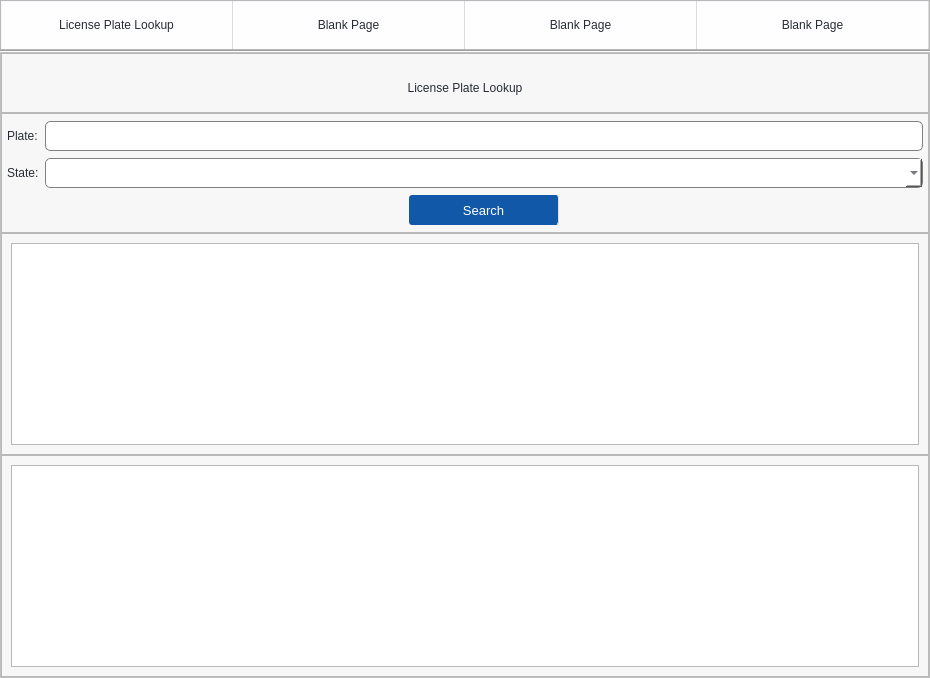
ali7haider/License-Plate-Lookup_PyQT, file main.ui: the form before one commit.
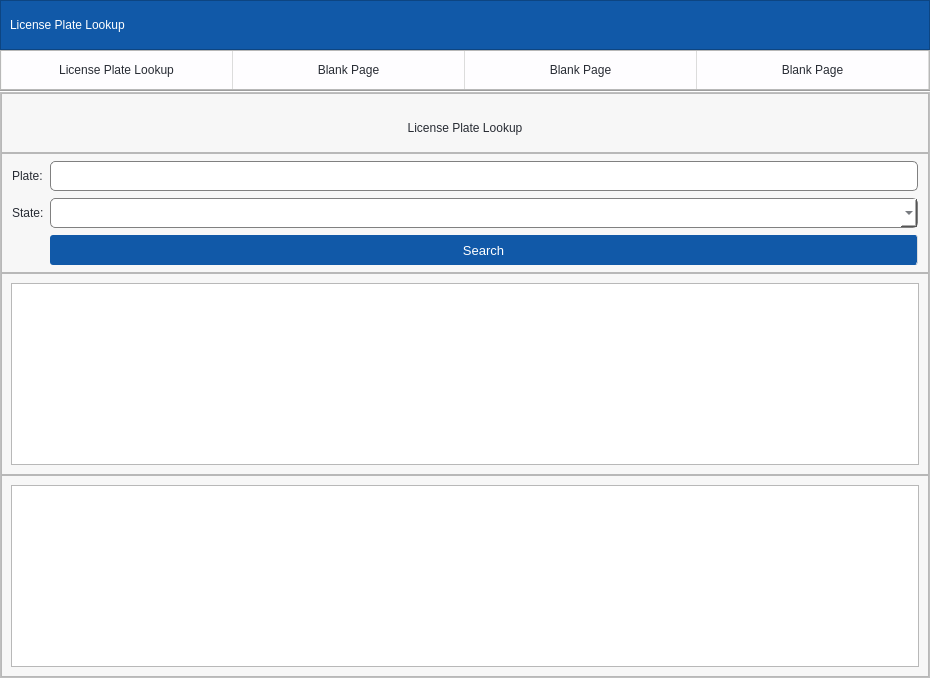
The form after the commit.

Commit message: Add main application logic and UI for License Plate Lookup

Diff of the .ui file:
```diff
--- a/main.ui
+++ b/main.ui
@@ -94,6 +94,48 @@
     <property name="bottomMargin">
      <number>0</number>
     </property>
+    <item>
+     <widget class="QFrame" name="frame_6">
+      <property name="minimumSize">
+       <size>
+        <width>0</width>
+        <height>50</height>
+       </size>
+      </property>
+      <property name="maximumSize">
+       <size>
+        <width>16777215</width>
+        <height>50</height>
+       </size>
+      </property>
+      <property name="styleSheet">
+       <string notr="true">background-color:#1159A8;
+</string>
+      </property>
+      <property name="frameShape">
+       <enum>QFrame::StyledPanel</enum>
+      </property>
+      <property name="frameShadow">
+       <enum>QFrame::Raised</enum>
+      </property>
+      <layout class="QVBoxLayout" name="verticalLayout_6">
+       <item>
+        <widget class="QLabel" name="label_2">
+         <property name="styleSheet">
+          <string notr="true">font: bold 14pt &quot;Arial&quot;;
+color:white;</string>
+         </property>
+         <property name="text">
+          <string>License Plate Lookup</string>
+         </property>
+         <property name="alignment">
+          <set>Qt::AlignLeading|Qt::AlignLeft|Qt::AlignVCenter</set>
+         </property>
+        </widget>
+       </item>
+      </layout>
+     </widget>
+    </item>
     <item>
      <widget class="QFrame" name="topBar">
       <property name="sizePolicy">
@@ -102,10 +144,16 @@
         <verstretch>0</verstretch>
        </sizepolicy>
       </property>
+      <property name="minimumSize">
+       <size>
+        <width>0</width>
+        <height>40</height>
+       </size>
+      </property>
       <property name="maximumSize">
        <size>
         <width>16777215</width>
-        <height>50</height>
+        <height>40</height>
        </size>
       </property>
       <property name="styleSheet">
@@ -331,13 +379,13 @@
              </property>
              <layout class="QGridLayout" name="gridLayout_3">
               <property name="leftMargin">
-               <number>5</number>
+               <number>10</number>
               </property>
               <property name="topMargin">
                <number>0</number>
               </property>
               <property name="rightMargin">
-               <number>5</number>
+               <number>10</number>
               </property>
               <property name="bottomMargin">
                <number>0</number>
@@ -382,7 +430,7 @@
                 </property>
                </widget>
               </item>
-              <item row="4" column="1" alignment="Qt::AlignHCenter">
+              <item row="4" column="1">
                <widget class="QPushButton" name="ndk_browse_button">
                 <property name="minimumSize">
                  <size>
```
The commit also changes 3 other files.
